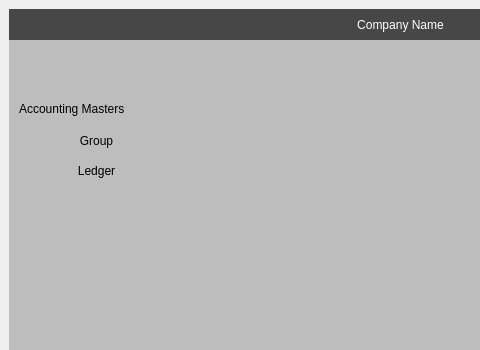
This is Resources/Ui/AlterMasterList.ui in Darshitjivani/MBAS as Qt 5 draws it before an edit; both pictures show x 0 to 480 and y 0 to 350 of the 803 by 673 pixel window. The edited form follows.
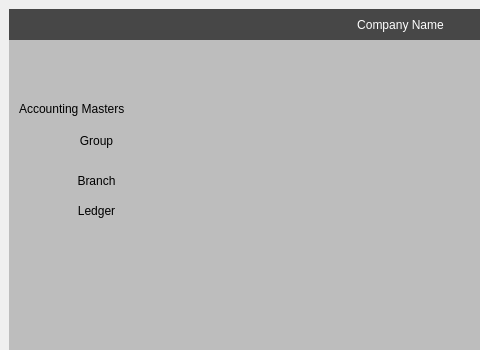
This is the edited form.

Commit message: branch and voucher Creation

The edit to the form file:
```diff
--- a/Resources/Ui/AlterMasterList.ui
+++ b/Resources/Ui/AlterMasterList.ui
@@ -92,7 +92,7 @@
        <property name="geometry">
         <rect>
          <x>50</x>
-         <y>150</y>
+         <y>190</y>
          <width>75</width>
          <height>23</height>
         </rect>
@@ -104,6 +104,22 @@
         <string>Ledger</string>
        </property>
       </widget>
+      <widget class="QPushButton" name="pbAlterBranch">
+       <property name="geometry">
+        <rect>
+         <x>50</x>
+         <y>160</y>
+         <width>75</width>
+         <height>23</height>
+        </rect>
+       </property>
+       <property name="styleSheet">
+        <string notr="true">font: 75 10pt &quot;MS Shell Dlg 2&quot;;</string>
+       </property>
+       <property name="text">
+        <string>Branch</string>
+       </property>
+      </widget>
      </widget>
     </item>
    </layout>
```
The commit also changes 8 other files.
